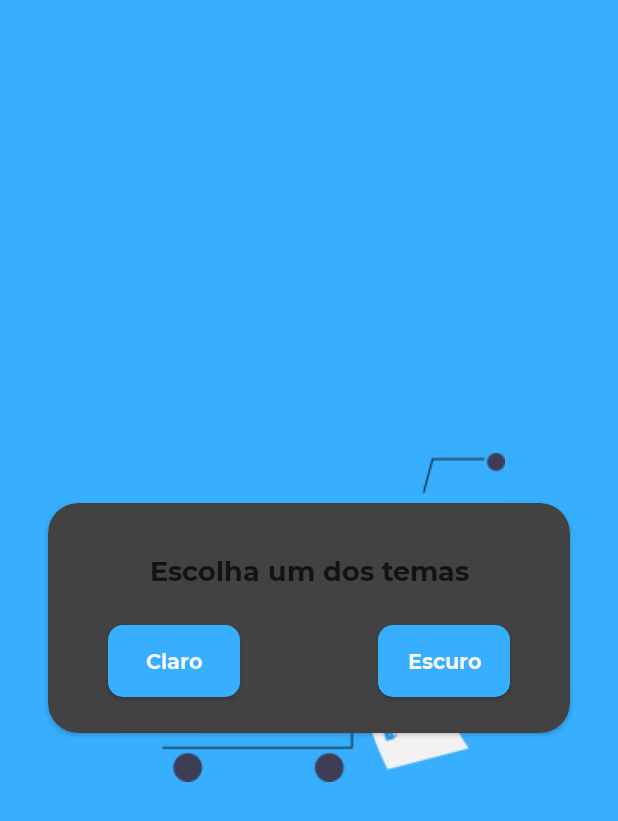
After one commit to Alvarenga-Dev/Marketplace-List, an Android app: the layout dialog_default_item.xml on its own in the app's theme, with its tools: preview values and no code run, on a phone screen of 412 x 824 dp. The commit adds this screen. Shown: the top 821 px of the screen. Run offline under Robolectric (Android 15) with nearby library versions, the phone set to English and light mode, and no system bars.

Commit message:
chore: create ThemeHelper; create new dialog and style

```diff
--- a/app/src/main/java/com/alvarengadev/marketplacelist/utils/Constants.kt
+++ b/app/src/main/java/com/alvarengadev/marketplacelist/utils/Constants.kt
@@ -5,5 +5,9 @@
         const val DATABASE_NAME = "marketplace_database"
         const val INPUT_NAME_ITEM = "INPUT_NAME_ITEM"
         const val INPUT_VALUE_ITEM = "INPUT_VALUE_ITEM"
+
+        const val LIGHT_MODE = "light"
+        const val DARK_MODE = "dark"
+
     }
 }
--- /dev/null
+++ b/app/src/main/java/com/alvarengadev/marketplacelist/utils/ThemeHelper.kt
@@ -0,0 +1,26 @@
+package com.alvarengadev.marketplacelist.utils
+
+import android.os.Build
+import androidx.appcompat.app.AppCompatDelegate
+import com.alvarengadev.marketplacelist.utils.Constants.Companion.DARK_MODE
+import com.alvarengadev.marketplacelist.utils.Constants.Companion.LIGHT_MODE
+
+object ThemeHelper {
+    fun applyTheme(themePref: String) {
+        when (themePref) {
+            LIGHT_MODE -> {
+                AppCompatDelegate.setDefaultNightMode(AppCompatDelegate.MODE_NIGHT_NO)
+            }
+            DARK_MODE -> {
+                AppCompatDelegate.setDefaultNightMode(AppCompatDelegate.MODE_NIGHT_YES)
+            }
+            else -> {
+                if (Build.VERSION.SDK_INT >= Build.VERSION_CODES.Q) {
+                    AppCompatDelegate.setDefaultNightMode(AppCompatDelegate.MODE_NIGHT_FOLLOW_SYSTEM)
+                } else {
+                    AppCompatDelegate.setDefaultNightMode(AppCompatDelegate.MODE_NIGHT_AUTO_BATTERY)
+                }
+            }
+        }
+    }
+}
--- /dev/null
+++ b/app/src/main/res/layout/dialog_default_item.xml
@@ -0,0 +1,60 @@
+<?xml version="1.0" encoding="utf-8"?>
+<LinearLayout xmlns:android="http://schemas.android.com/apk/res/android"
+    xmlns:app="http://schemas.android.com/apk/res-auto"
+    android:layout_width="match_parent"
+    android:layout_height="match_parent"
+    xmlns:tools="http://schemas.android.com/tools"
+    android:background="@android:color/transparent">
+
+    <androidx.cardview.widget.CardView
+        android:layout_width="match_parent"
+        android:layout_height="wrap_content"
+        android:layout_gravity="center"
+        android:layout_marginStart="32dp"
+        android:layout_marginEnd="32dp"
+        app:cardCornerRadius="@dimen/cornerRadiusBackground">
+
+        <androidx.constraintlayout.widget.ConstraintLayout
+            android:layout_width="match_parent"
+            android:layout_height="match_parent">
+
+            <TextView
+                android:id="@+id/tvTitleDialog"
+                style="@style/TitleStyle"
+                android:layout_width="0dp"
+                android:layout_height="wrap_content"
+                android:layout_marginStart="40dp"
+                android:layout_marginTop="32dp"
+                android:layout_marginEnd="40dp"
+                tools:text="Escolha um dos temas"
+                android:textAlignment="center"
+                app:layout_constraintEnd_toEndOf="parent"
+                app:layout_constraintStart_toStartOf="parent"
+                app:layout_constraintTop_toTopOf="parent" />
+
+            <Button
+                android:id="@+id/btnOptionOne"
+                style="@style/ButtonDefaultStyle"
+                android:layout_width="wrap_content"
+                android:layout_height="wrap_content"
+                tools:text="Claro"
+                app:layout_constraintBottom_toBottomOf="@+id/btnOptionTwo"
+                app:layout_constraintStart_toStartOf="@+id/tvTitleDialog"
+                app:layout_constraintTop_toTopOf="@+id/btnOptionTwo" />
+
+            <Button
+                android:id="@+id/btnOptionTwo"
+                style="@style/ButtonDefaultStyle"
+                android:layout_width="wrap_content"
+                android:layout_height="wrap_content"
+                android:layout_marginTop="24dp"
+                android:layout_marginBottom="24dp"
+                app:layout_constraintBottom_toBottomOf="parent"
+                app:layout_constraintEnd_toEndOf="@+id/tvTitleDialog"
+                app:layout_constraintTop_toBottomOf="@+id/tvTitleDialog"
+                app:layout_constraintVertical_bias="0.0"
+                tools:text="Escuro" />
+        </androidx.constraintlayout.widget.ConstraintLayout>
+
+    </androidx.cardview.widget.CardView>
+</LinearLayout>
--- a/app/src/main/res/values/themes.xml
+++ b/app/src/main/res/values/themes.xml
@@ -45,6 +45,11 @@
 
     <style name="ButtonErrorStyle" parent="ButtonStyle">
         <item name="backgroundTint">@color/error</item>
+    </style>
+
+    <style name="ButtonDefaultStyle" parent="ButtonStyle">
+        <item name="backgroundTint">@color/primary</item>
+        <item name="android:textColor">@color/white</item>
     </style>
 
     <!-- Texts -->
```
